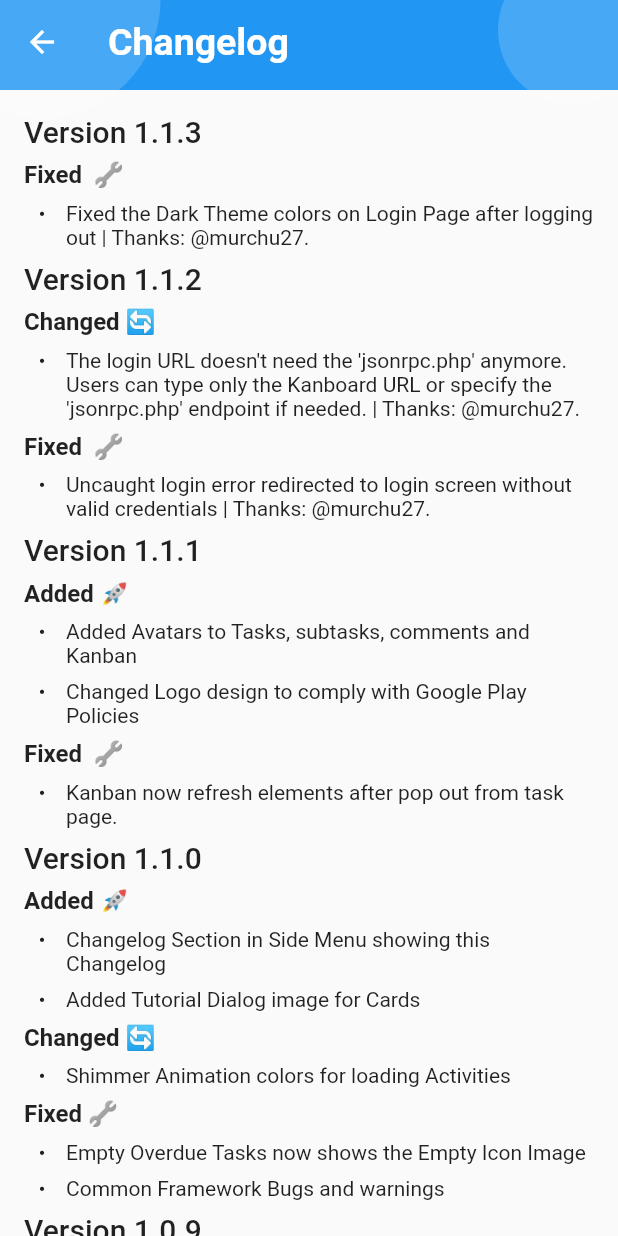
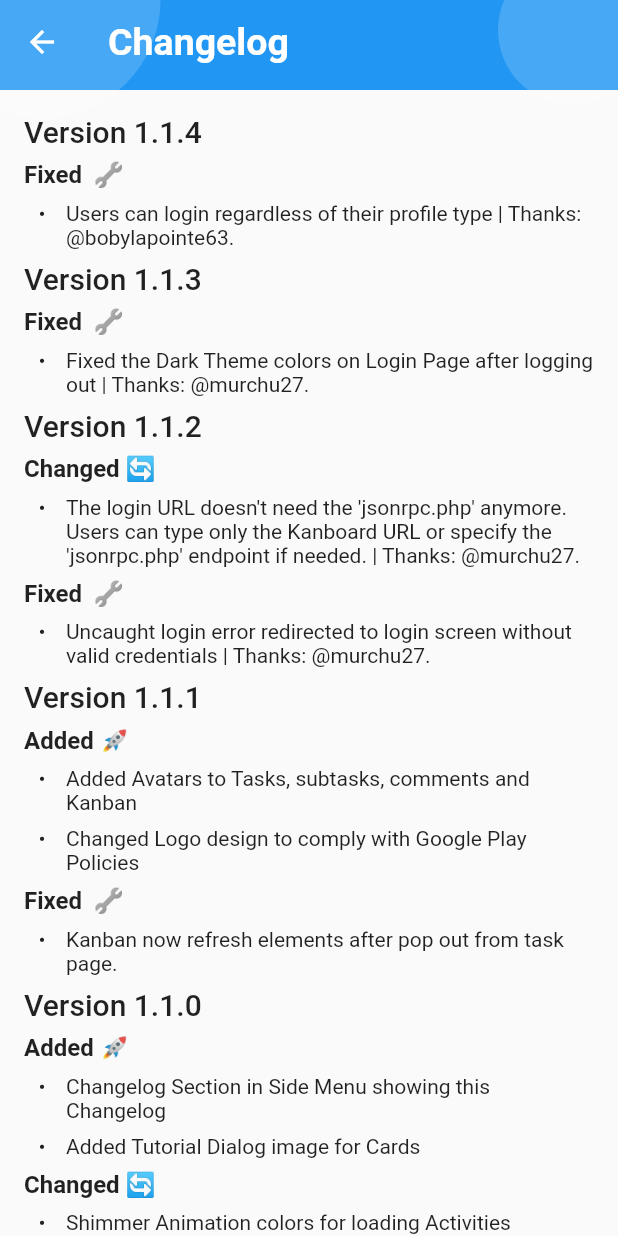
Before and after one commit to Jeoxs/khanos, a Flutter app: the ChangelogPage screen opened by its route, on a phone screen of 412 x 824 dp. Run offline on Flutter 3.47's test engine with Material 2 defaults, Android fonts, the phone set to English and light mode, and no system bars; our stand-ins replace flutter_dash, flutter_datetime_picker, flutter_markdown, flutter_slidable, gradient_app_bar, package_info_plus and 3 more; missing offline and left inert: boardview, flutter_material_color_picker; accounts and stored records are empty; statements that could not run were skipped.

Commit message:
Bumping version number

```diff
--- a/lib/src/pages/about_page.dart
+++ b/lib/src/pages/about_page.dart
@@ -38,7 +38,7 @@ _showAboutInfo(BuildContext context) {
                 ),
                 SizedBox(height: 15),
                 Text(
-                  'Version: 1.1.3',
+                  'Version: 1.1.4',
                   style: TextStyle(
                       fontSize: 17,
                       fontWeight: FontWeight.w400,
--- a/lib/src/pages/changelog.dart
+++ b/lib/src/pages/changelog.dart
@@ -14,6 +14,10 @@ class ChangelogPage extends StatelessWidget {
 
   _showChangelog() {
     final String changelog = """
+## Version 1.1.4
+### **Fixed**  🔧
+- Users can login regardless of their profile type | Thanks: @bobylapointe63.
+
 ## Version 1.1.3
 ### **Fixed**  🔧
 - Fixed the Dark Theme colors on Login Page after logging out | Thanks: @murchu27.
--- a/lib/src/pages/task_page.dart
+++ b/lib/src/pages/task_page.dart
@@ -217,7 +217,7 @@ class _TaskPageState extends State<TaskPage> {
                                   color: Colors.blueGrey),
                             ),
                             Text(
-                                'Created: ${getStringDateTimeFromEpoch("dd/MM/yy - HH:mm", task.dateStarted)}'),
+                                'Start: ${getStringDateTimeFromEpoch("dd/MM/yy - HH:mm", task.dateStarted)}'),
                           ])
                         : Container(),
                     SizedBox(height: 20.0),
--- a/lib/src/utils/utils.dart
+++ b/lib/src/utils/utils.dart
@@ -38,7 +38,7 @@ void showChangelog(BuildContext context) {
           scrollable: true,
           title: Text('Welcome!'),
           content: Text(
-              'Welcome to version 1.1.3! You can see what\'s new in the Changelog Section.'),
+              'Welcome to version 1.1.4! You can see what\'s new in the Changelog Section.'),
           actions: <Widget>[
             TextButton(
                 child: Text('View Changes'),
--- a/pubspec.yaml
+++ b/pubspec.yaml
@@ -15,7 +15,7 @@ publish_to: 'none' # Remove this line if you wish to publish to pub.dev
 # In iOS, build-name is used as CFBundleShortVersionString while build-number used as CFBundleVersion.
 # Read more about iOS versioning at
 # https://developer.apple.com/library/archive/documentation/General/Reference/InfoPlistKeyReference/Articles/CoreFoundationKeys.html
-version: 1.1.4+30
+version: 1.1.4+31
 
 environment:
   sdk: ">=2.7.0 <3.0.0"
```
Also changed, not shown: 2 other files.
